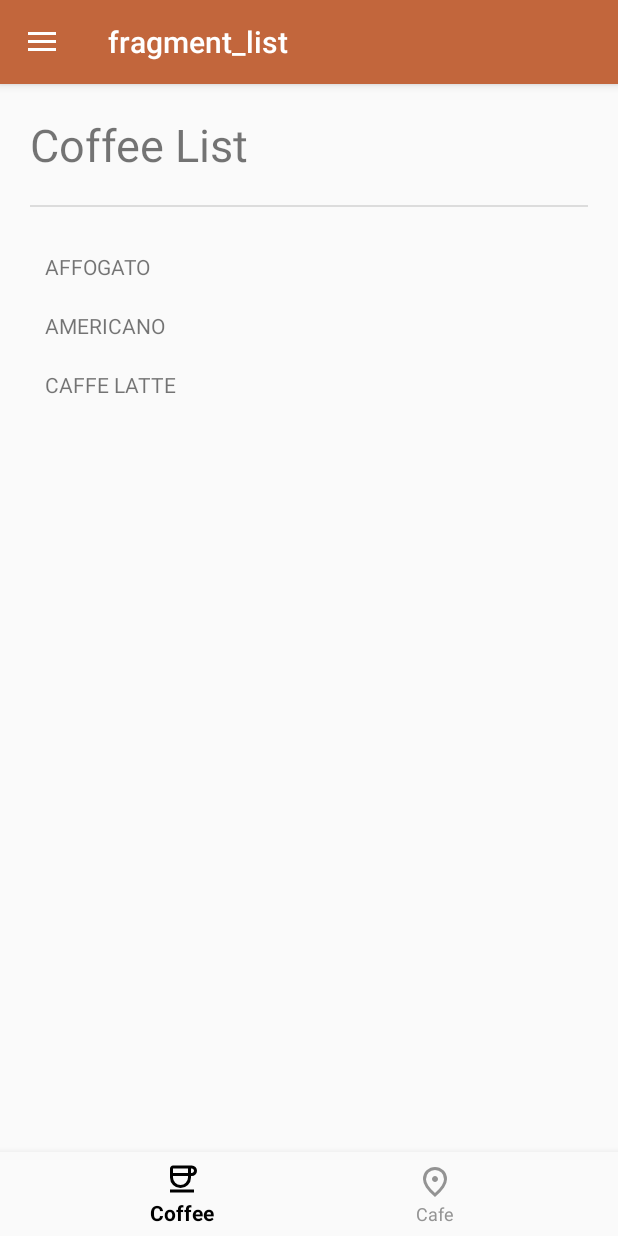
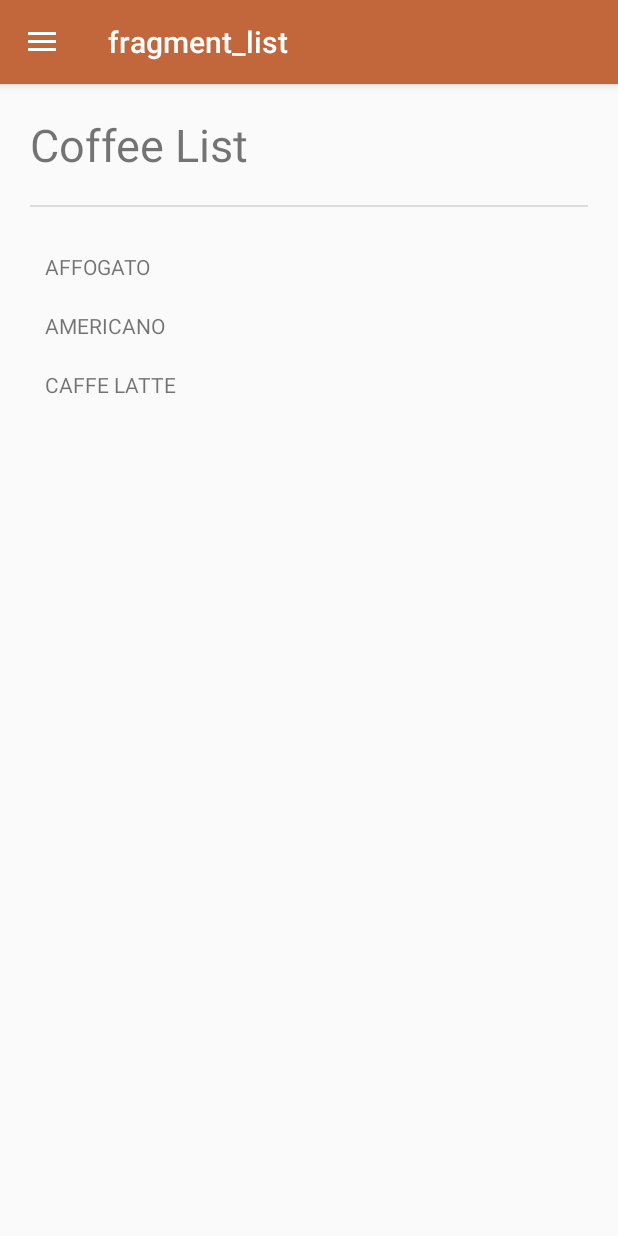
Before and after one commit to Calvin-braus/LAB_WEEK_04, an Android app: the screen it shows after launch (MainActivity), on a phone screen of 412 x 824 dp. Run offline under Robolectric (Android 15) with nearby library versions, the phone set to English and light mode, and no system bars; our stand-ins replace navigation-ui.

Commit message:
Commit No. 1 – Navigation drawer

```diff
--- a/app/build.gradle.kts
+++ b/app/build.gradle.kts
@@ -44,7 +44,6 @@ dependencies {
     implementation(libs.androidx.constraintlayout)
     implementation("androidx.navigation:navigation-fragment-ktx:2.5.3")
     implementation("androidx.navigation:navigation-ui-ktx:2.5.3")
-    implementation("androidx.viewpager2:viewpager2:1.0.0")
     testImplementation(libs.junit)
     androidTestImplementation(libs.androidx.junit)
     androidTestImplementation(libs.androidx.espresso.core)
--- a/app/src/main/java/com/example/lab_week_04/MainActivity.kt
+++ b/app/src/main/java/com/example/lab_week_04/MainActivity.kt
@@ -2,13 +2,9 @@ package com.example.lab_week_04
 
 import android.os.Bundle
 import androidx.appcompat.app.AppCompatActivity
-import androidx.drawerlayout.widget.DrawerLayout
 import androidx.navigation.findNavController
 import androidx.navigation.fragment.NavHostFragment
-import androidx.navigation.ui.AppBarConfiguration
-import androidx.navigation.ui.setupActionBarWithNavController
-import androidx.navigation.ui.setupWithNavController
-import com.google.android.material.bottomnavigation.BottomNavigationView
+import androidx.navigation.ui.*
 import com.google.android.material.navigation.NavigationView
 
 class MainActivity : AppCompatActivity() {
@@ -19,33 +15,33 @@ class MainActivity : AppCompatActivity() {
         super.onCreate(savedInstanceState)
         setContentView(R.layout.activity_main)
 
-        // Setup toolbar
+        // Set toolbar
         setSupportActionBar(findViewById(R.id.toolbar))
 
-        // Ambil NavController
+        // Ambil NavController dari NavHostFragment
         val navHostFragment =
             supportFragmentManager.findFragmentById(R.id.nav_host_fragment) as NavHostFragment
         val navController = navHostFragment.navController
 
-        // Top-level destinations untuk Navigation Drawer & Bottom Navigation
-        val drawerLayout: DrawerLayout = findViewById(R.id.drawer_layout)
+        // Set top-level destinations (yang tidak menampilkan tombol "back")
         appBarConfiguration = AppBarConfiguration(
-            setOf(R.id.listFragment, R.id.favoritesFragment, R.id.cafeFragment),
-            drawerLayout
+            setOf(
+                R.id.listFragment,
+                R.id.favoritesFragment
+            ), findViewById(R.id.drawer_layout)
         )
 
-        // Setup ActionBar dengan NavController
+        // Hubungkan toolbar dengan navController
         setupActionBarWithNavController(navController, appBarConfiguration)
 
-        // Setup Navigation Drawer
-        findViewById<NavigationView>(R.id.nav_view)?.setupWithNavController(navController)
-
-        // Setup Bottom Navigation
-        findViewById<BottomNavigationView>(R.id.bottom_nav)?.setupWithNavController(navController)
+        // Hubungkan NavigationView dengan navController
+        findViewById<NavigationView>(R.id.nav_view)
+            ?.setupWithNavController(navController)
     }
 
+    // Agar tombol "Up" toolbar bekerja
     override fun onSupportNavigateUp(): Boolean {
         val navController = findNavController(R.id.nav_host_fragment)
-        return navController.navigateUp() || super.onSupportNavigateUp()
+        return navController.navigateUp(appBarConfiguration) || super.onSupportNavigateUp()
     }
 }
--- a/app/src/main/res/color/bottom_nav_color.xml
+++ /dev/null
@@ -1,7 +0,0 @@
-<?xml version="1.0" encoding="utf-8"?>
-<selector xmlns:android="http://schemas.android.com/apk/res/android">
-    <!-- Warna ketika menu dipilih -->
-    <item android:state_checked="true" android:color="@color/black" />
-    <!-- Warna ketika menu tidak dipilih -->
-    <item android:state_checked="false" android:color="@color/gray" />
-</selector>
--- a/app/src/main/res/drawable/cafe.xml
+++ /dev/null
@@ -1,5 +0,0 @@
-<vector xmlns:android="http://schemas.android.com/apk/res/android" android:height="24dp" android:tint="#000000" android:viewportHeight="960" android:viewportWidth="960" android:width="24dp">
-
-    <path android:fillColor="@android:color/white" android:pathData="M480,480Q513,480 536.5,456.5Q560,433 560,400Q560,367 536.5,343.5Q513,320 480,320Q447,320 423.5,343.5Q400,367 400,400Q400,433 423.5,456.5Q447,480 480,480ZM480,774Q602,662 661,570.5Q720,479 720,408Q720,299 650.5,229.5Q581,160 480,160Q379,160 309.5,229.5Q240,299 240,408Q240,479 299,570.5Q358,662 480,774ZM480,880Q319,743 239.5,625.5Q160,508 160,408Q160,258 256.5,169Q353,80 480,80Q607,80 703.5,169Q800,258 800,408Q800,508 720.5,625.5Q641,743 480,880ZM480,400Q480,400 480,400Q480,400 480,400Q480,400 480,400Q480,400 480,400Q480,400 480,400Q480,400 480,400Q480,400 480,400Q480,400 480,400Z"/>
-
-</vector>
--- a/app/src/main/res/layout/app_bar_main.xml
+++ b/app/src/main/res/layout/app_bar_main.xml
@@ -28,14 +28,5 @@
         android:layout_height="wrap_content"
         layout="@layout/content_main"
         app:layout_behavior="@string/appbar_scrolling_view_behavior"/>
-    <com.google.android.material.bottomnavigation.BottomNavigationView
-        android:id="@+id/bottom_nav"
-        android:layout_width="match_parent"
-        android:layout_height="wrap_content"
-        android:layout_gravity="bottom"
-        android:background="?android:attr/windowBackground"
-        app:itemTextColor="@color/bottom_nav_color"
-        app:itemIconTint="@color/bottom_nav_color"
-        app:menu="@menu/bottom_nav_menu"
-        app:labelVisibilityMode="labeled"/>
+
 </androidx.coordinatorlayout.widget.CoordinatorLayout>
--- a/app/src/main/res/menu/bottom_nav_menu.xml
+++ /dev/null
@@ -1,11 +0,0 @@
-<?xml version="1.0" encoding="utf-8"?>
-<menu xmlns:android="http://schemas.android.com/apk/res/android">
-    <item
-        android:id="@+id/listFragment"
-        android:icon="@drawable/coffee"
-        android:title="@string/bottom_menu_coffee" />
-    <item
-        android:id="@+id/cafeFragment"
-        android:icon="@drawable/cafe"
-        android:title="@string/bottom_menu_cafe" />
-</menu>
--- a/app/src/main/res/navigation/nav_graph.xml
+++ b/app/src/main/res/navigation/nav_graph.xml
@@ -2,7 +2,7 @@
 <navigation xmlns:android="http://schemas.android.com/apk/res/android"
     xmlns:app="http://schemas.android.com/apk/res-auto"
     xmlns:tools="http://schemas.android.com/tools"
-    android:id="@+id/nav_graph.xml"
+    android:id="@+id/nav_graph"
     app:startDestination="@id/listFragment">
 
     <fragment
@@ -14,19 +14,17 @@
             android:id="@+id/action_listFragment_to_detailFragment"
             app:destination="@id/detailFragment" />
     </fragment>
-    <activity
+
+    <!-- Perbaiki di sini: ganti <activity> menjadi <fragment> -->
+    <fragment
         android:id="@+id/favoritesFragment"
         android:name="com.example.lab_week_04.FavoritesFragment"
         android:label="fragment_favorites"
         tools:layout="@layout/fragment_favorites" />
+
     <fragment
         android:id="@+id/detailFragment"
         android:name="com.example.lab_week_04.DetailFragment"
         android:label="fragment_detail"
         tools:layout="@layout/fragment_detail" />
-    <fragment
-        android:id="@+id/cafeFragment2"
-        android:name="com.example.lab_week_04.CafeFragment"
-        android:label="fragment_cafe"
-        tools:layout="@layout/fragment_cafe" />
 </navigation>
```
Also changed, not shown: app/src/main/java/com/example/lab_week_04/CafeAdapter.kt (deleted, +0 -25 lines), app/src/main/java/com/example/lab_week_04/CafeDetailFragment.kt (deleted, +0 -59 lines), app/src/main/java/com/example/lab_week_04/CafeFragment.kt (deleted, +0 -39 lines), app/src/main/res/layout/fragment_cafe.xml (deleted, +0 -27 lines), app/src/main/res/layout/fragment_cafe_detail.xml (deleted, +0 -14 lines).
